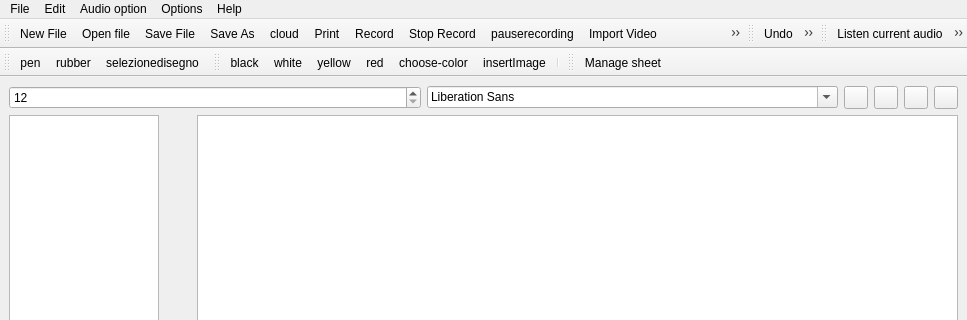
Qt form src/mainwindow.ui (giacomogroppi/writernote-qt) before a commit; both pictures show x 0 to 967 and y 0 to 320 of the 967 by 629 pixel window.
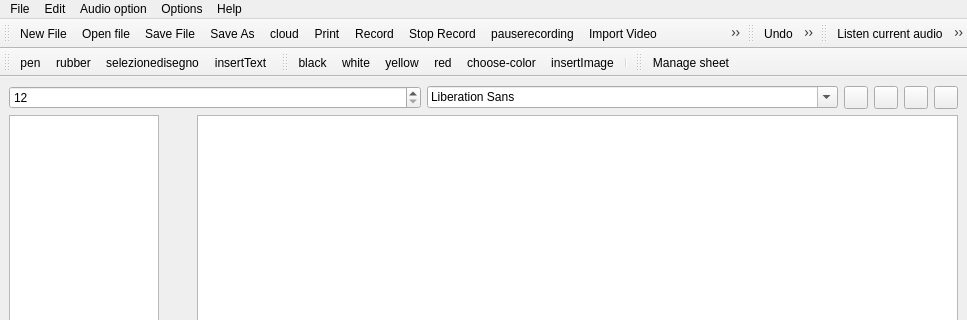
The same form after that commit. Icons and pictures are not drawn.

Patch:
```diff
--- a/src/mainwindow.ui
+++ b/src/mainwindow.ui
@@ -396,6 +396,7 @@
    <addaction name="actionpen"/>
    <addaction name="actionrubber"/>
    <addaction name="actionselezionetext"/>
+   <addaction name="actioninsertText"/>
   </widget>
   <widget class="QToolBar" name="toolBarcolore">
    <property name="windowTitle">
@@ -816,6 +817,15 @@
     <string>About Qt</string>
    </property>
   </action>
+  <action name="actioninsertText">
+   <property name="icon">
+    <iconset resource="../writernote.qrc">
+     <normaloff>:/image/images/insertText.png</normaloff>:/image/images/insertText.png</iconset>
+   </property>
+   <property name="text">
+    <string>insertText</string>
+   </property>
+  </action>
  </widget>
  <resources>
   <include location="../writernote.qrc"/>
```
